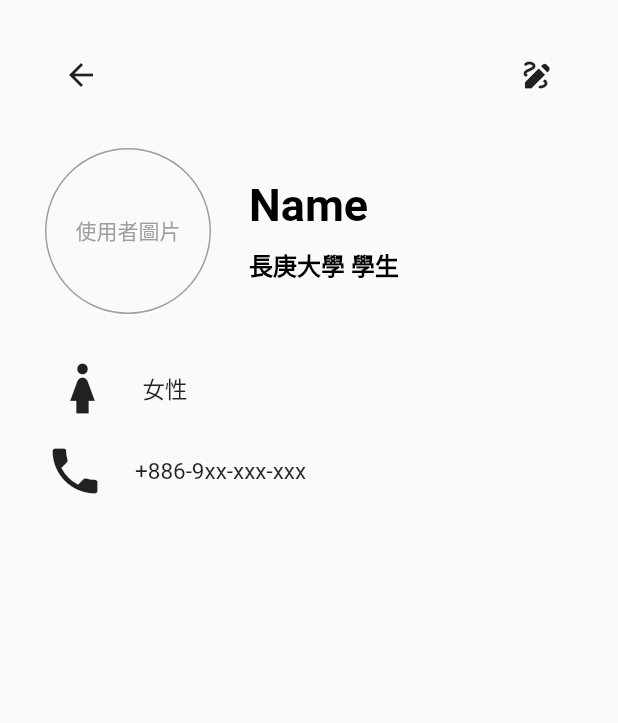
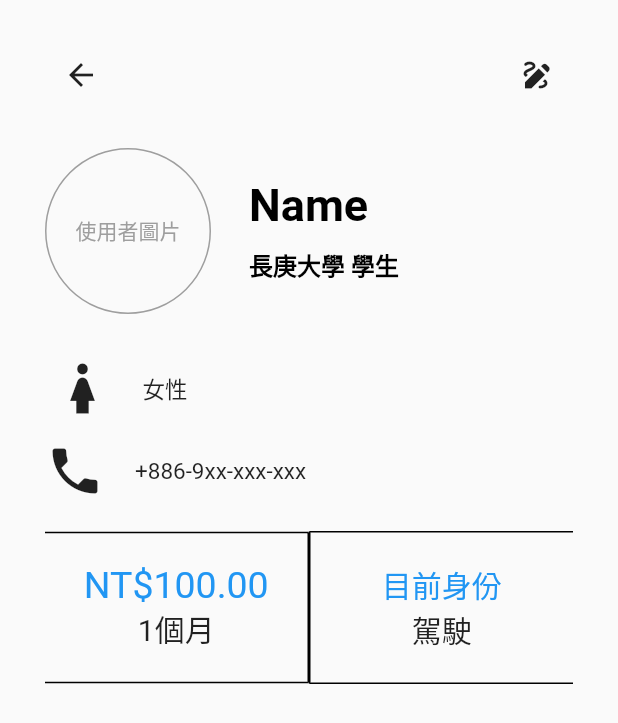
Before and after one commit to DraggyChen/pickup_flutter_app, a Flutter app: the Settings_page screen opened directly, on a phone screen of 412 x 824 dp. Shown: the top 723 px of the screen. Run offline on Flutter 3.47's test engine with Material 2 defaults, Android fonts, the phone set to English and light mode, and no system bars; our stand-ins replace image_picker, mask_text_input_formatter.

Commit message:
設定：方案、身份 的Row

```diff
--- a/lib/view/settings/settings_page.dart
+++ b/lib/view/settings/settings_page.dart
@@ -97,7 +97,7 @@ class _Settings_pageState extends State<Settings_page> {
                         Icons.girl,
                         size: 50,
                       ),
-                      SizedBox(width: 15),  // 使用 SizedBox 來添加距離
+                      SizedBox(width: 15), // 使用 SizedBox 來添加距離
                       Text(
                         "女性",
                         style: TextStyle(fontSize: 15),
@@ -111,7 +111,7 @@ class _Settings_pageState extends State<Settings_page> {
                         Icons.phone,
                         size: 40,
                       ),
-                      SizedBox(width: 20),  // 使用 SizedBox 來添加距離
+                      SizedBox(width: 20), // 使用 SizedBox 來添加距離
                       Text(
                         "+886-9xx-xxx-xxx",
                         style: TextStyle(fontSize: 15),
@@ -119,8 +119,67 @@ class _Settings_pageState extends State<Settings_page> {
                     ],
                   ),
                 ],
+              ),
+              SizedBox(height: 20),
+              /* 方案、身份 */
+              Row(
+                children: [
+                  Expanded(
+                    child: Container(
+                      decoration: BoxDecoration(
+                        border: Border(
+                          top: BorderSide(color: Colors.black),
+                          bottom: BorderSide(color: Colors.black),
+                          right: BorderSide(color: Colors.black),
+                          // 左邊不設置邊框
+                        ),
+                      ),
+                      child: Column(
+                        mainAxisAlignment: MainAxisAlignment.center, // 垂直居中
+                        children: [
+                          SizedBox(height: 20),
+                          Text(
+                            "NT\$100.00",
+                            style: TextStyle(fontSize: 25, color: Colors.blue),
+                          ),
+                          Text(
+                            "1個月",
+                            style: TextStyle(fontSize: 20),
+                          ),
+                          SizedBox(height: 20),
+                        ],
+                      ),
+                    ),
+                  ),
+                  Expanded(
+                    child: Container(
+                      decoration: BoxDecoration(
+                        border: Border(
+                          top: BorderSide(color: Colors.black),
+                          left: BorderSide(color: Colors.black),
+                          bottom: BorderSide(color: Colors.black),
+                          // 右邊不設置邊框
+                        ),
+                      ),
+                      child: Column(
+                        mainAxisAlignment: MainAxisAlignment.center, // 垂直居中
+                        children: [
+                          SizedBox(height: 20),
+                          Text(
+                            "目前身份",
+                            style: TextStyle(fontSize: 20, color: Colors.blue),
+                          ),
+                          Text(
+                            "駕駛",
+                            style: TextStyle(fontSize: 20),
+                          ),
+                          SizedBox(height: 20),
+                        ],
+                      ),
+                    ),
+                  ),
+                ],
               )
-
             ],
           ),
         ),
```
